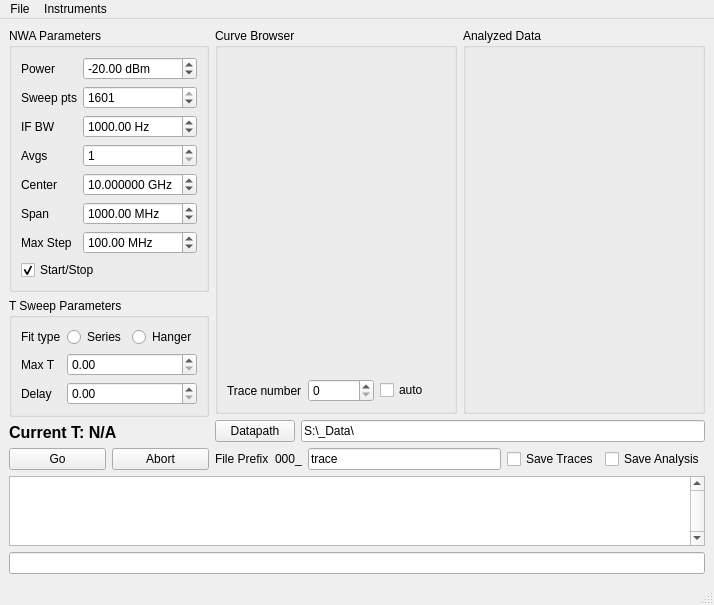
Above: scripts/TSweep.ui from SchusterLab/slab before the change. Below: the same form after it.
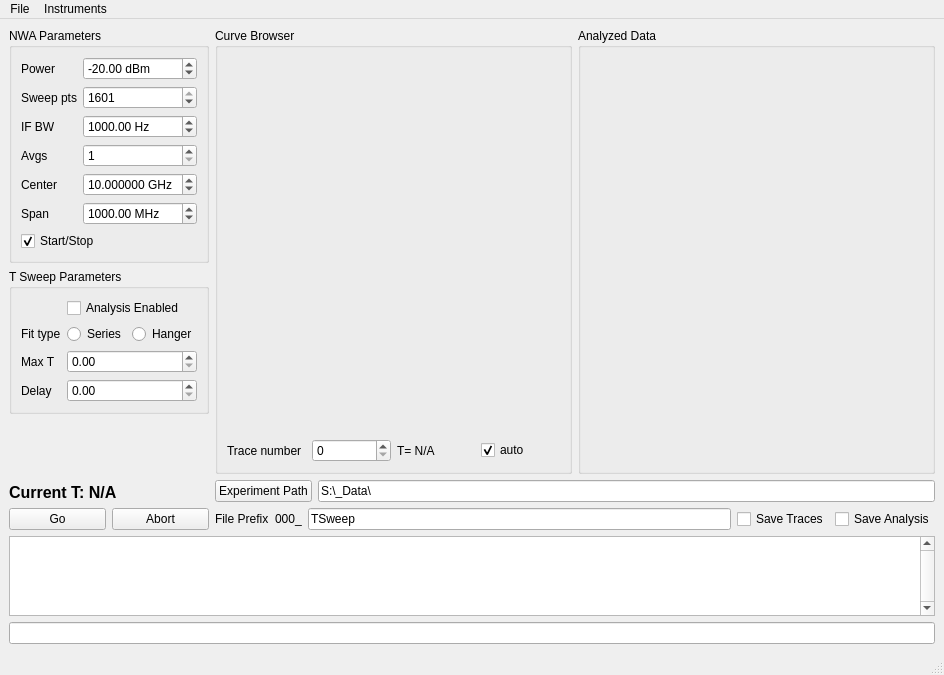
That is the form after the change. Custom widgets are drawn as their Qt base class.

```diff
--- a/scripts/TSweep.ui
+++ b/scripts/TSweep.ui
@@ -6,8 +6,8 @@
    <rect>
     <x>0</x>
     <y>0</y>
-    <width>714</width>
-    <height>597</height>
+    <width>944</width>
+    <height>675</height>
    </rect>
   </property>
   <property name="windowTitle">
@@ -159,29 +159,6 @@
                </property>
               </widget>
              </item>
-             <item row="6" column="0">
-              <widget class="QLabel" name="label_5">
-               <property name="text">
-                <string>Max Step</string>
-               </property>
-              </widget>
-             </item>
-             <item row="6" column="1">
-              <widget class="QDoubleSpinBox" name="resolutionSpinBox">
-               <property name="suffix">
-                <string> MHz</string>
-               </property>
-               <property name="minimum">
-                <double>10.000000000000000</double>
-               </property>
-               <property name="maximum">
-                <double>999999999.000000000000000</double>
-               </property>
-               <property name="value">
-                <double>100.000000000000000</double>
-               </property>
-              </widget>
-             </item>
             </layout>
            </item>
            <item>
@@ -206,14 +183,14 @@
            <property name="fieldGrowthPolicy">
             <enum>QFormLayout::AllNonFixedFieldsGrow</enum>
            </property>
-           <item row="0" column="0">
+           <item row="2" column="0">
             <widget class="QLabel" name="label_7">
              <property name="text">
               <string>Fit type</string>
              </property>
             </widget>
            </item>
-           <item row="0" column="1">
+           <item row="2" column="1">
             <layout class="QHBoxLayout" name="horizontalLayout_7">
              <item>
               <widget class="QRadioButton" name="radioButton">
@@ -231,25 +208,32 @@
              </item>
             </layout>
            </item>
-           <item row="1" column="0">
+           <item row="3" column="0">
             <widget class="QLabel" name="label_8">
              <property name="text">
               <string>Max T</string>
              </property>
             </widget>
            </item>
-           <item row="1" column="1">
-            <widget class="QDoubleSpinBox" name="doubleSpinBox"/>
+           <item row="3" column="1">
+            <widget class="QDoubleSpinBox" name="maxTSpinBox"/>
            </item>
-           <item row="2" column="0">
+           <item row="4" column="0">
             <widget class="QLabel" name="label_9">
              <property name="text">
               <string>Delay</string>
              </property>
             </widget>
            </item>
-           <item row="2" column="1">
-            <widget class="QDoubleSpinBox" name="doubleSpinBox_2"/>
+           <item row="4" column="1">
+            <widget class="QDoubleSpinBox" name="delaySpinBox"/>
+           </item>
+           <item row="1" column="1">
+            <widget class="QCheckBox" name="analysisCheckBox">
+             <property name="text">
+              <string>Analysis Enabled</string>
+             </property>
+            </widget>
            </item>
           </layout>
          </widget>
@@ -331,10 +315,20 @@
                 <widget class="QSpinBox" name="spinBox"/>
                </item>
                <item>
-                <widget class="QCheckBox" name="checkBox">
+                <widget class="QLabel" name="browserTLabel">
+                 <property name="text">
+                  <string>T= N/A</string>
+                 </property>
+                </widget>
+               </item>
+               <item>
+                <widget class="QCheckBox" name="autoCheckBox">
                  <property name="text">
                   <string>auto</string>
                  </property>
+                 <property name="checked">
+                  <bool>true</bool>
+                 </property>
                 </widget>
                </item>
               </layout>
@@ -372,7 +366,7 @@
           <item>
            <widget class="QPushButton" name="datapathButton">
             <property name="text">
-             <string>Datapath</string>
+             <string>Experiment Path</string>
             </property>
            </widget>
           </item>
@@ -404,7 +398,7 @@
           <item>
            <widget class="QLineEdit" name="prefixLineEdit">
             <property name="text">
-             <string>trace</string>
+             <string>TSweep</string>
             </property>
            </widget>
           </item>
@@ -468,8 +462,8 @@
     <rect>
      <x>0</x>
      <y>0</y>
-     <width>714</width>
-     <height>22</height>
+     <width>944</width>
+     <height>21</height>
     </rect>
    </property>
    <widget class="QMenu" name="menuFile">
```
Left out of the diff: 20 changed lines with no effect on the pictures.
